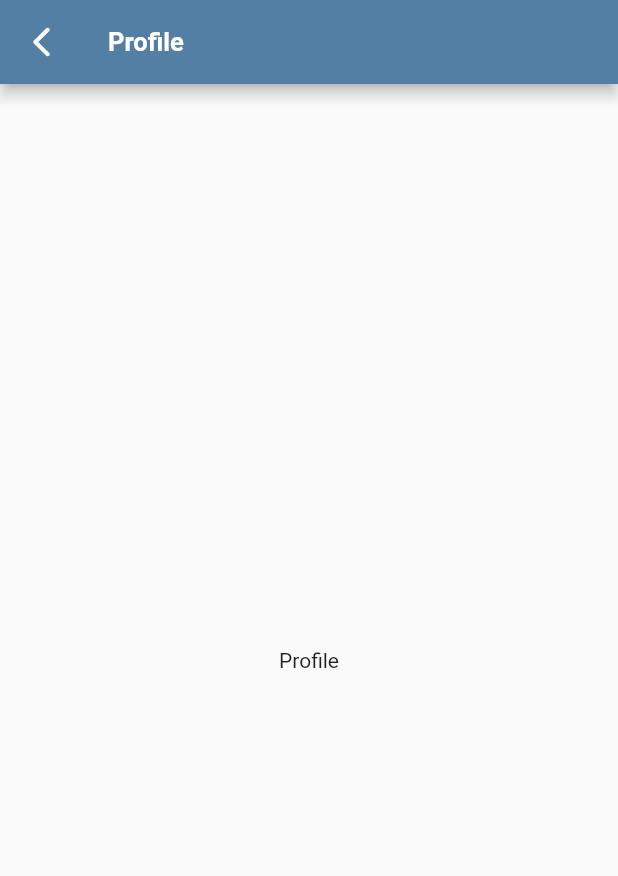
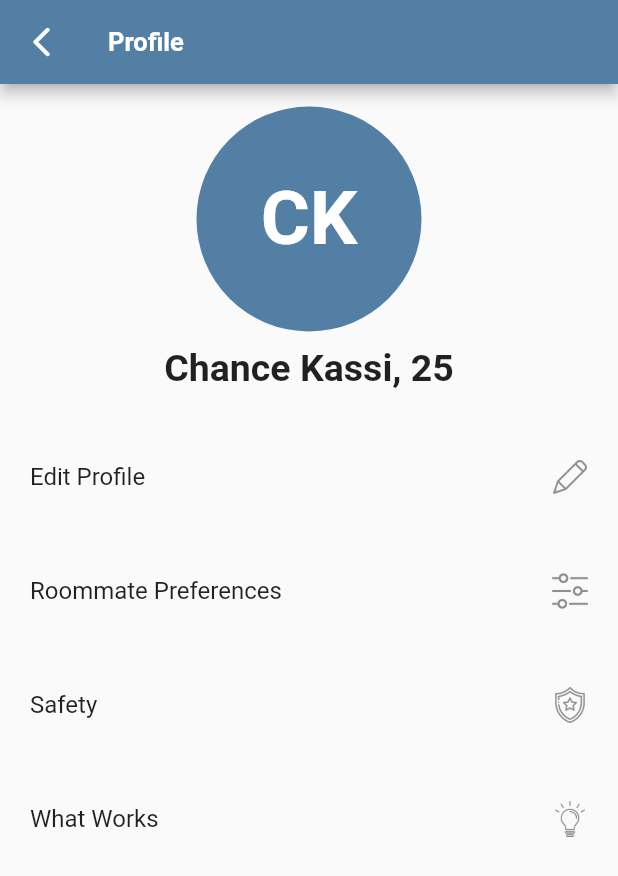
Before and after one commit to armel50/chance_app, a Flutter app: the Profile screen opened directly, on a phone screen of 412 x 824 dp. Shown: the top 876 px of the screen. Run offline on Flutter 3.47's test engine with Material 2 defaults, Android fonts, the phone set to English and light mode, and no system bars; our stand-ins replace google_maps_flutter; missing offline and left inert: flat_icons_flutter; network calls fail; project files that could hold a hidden picture were left out.

Commit message:
set up the initial design of the profile

```diff
--- a/lib/app.dart
+++ b/lib/app.dart
@@ -40,7 +40,9 @@ class _AppState extends State<App> {
         items: const <BottomNavigationBarItem>[
           BottomNavigationBarItem(
             // Matches tab
-            icon: Icon(Icons.people_outline),
+            icon:  ImageIcon(
+            AssetImage('assets/images/people.png')
+           ),
             label: 'Roomies',
             backgroundColor: Colors.white,
           ),
@@ -54,7 +56,9 @@ class _AppState extends State<App> {
           ),
           BottomNavigationBarItem(
             // More tab
-            icon: Icon(Icons.more_horiz_outlined),
+            icon: ImageIcon(
+            AssetImage('assets/images/more.png')
+           ),
             label: 'More',
             backgroundColor: Colors.white,
           ),
--- a/lib/views/roommates/roommates.dart
+++ b/lib/views/roommates/roommates.dart
@@ -365,7 +365,7 @@ class _RoommateState extends State<Roommate> {
                 padding: const EdgeInsets.all(15),
                 backgroundColor: Colors.green,
               ),
-              child: const Text('AH'),
+              child: const Text('CK'),
               onPressed: () {
                 Navigator.push(
                   context,
--- a/lib/views/user/profile.dart
+++ b/lib/views/user/profile.dart
@@ -1,3 +1,4 @@
+import 'package:chance_app/constants.dart';
 import 'package:flutter/material.dart';
 
 class Profile extends StatefulWidget {
@@ -12,11 +13,9 @@ class _ProfileState extends State<Profile> {
   Widget build(BuildContext context) {
     return Scaffold(
       appBar: AppBar(
-
         title: Text(
           'Profile',
-          style: TextStyle(
-             fontWeight: FontWeight.bold, fontSize: 17),
+          style: TextStyle(fontWeight: FontWeight.bold, fontSize: 17),
         ),
         leading: GestureDetector(
           onTap: () {
@@ -24,11 +23,68 @@ class _ProfileState extends State<Profile> {
           },
           child: Icon(
             Icons.arrow_back_ios_rounded,
-
           ),
         ),
       ),
-      body: Center(child: Text('Profile')),
+      body: Container(
+          padding: EdgeInsets.only(left: defaultPadding, right: defaultPadding),
+          margin: EdgeInsets.only(bottom: defaultMargin*3),
+          child: SingleChildScrollView(
+        child: Column(children: [
+          SizedBox(
+            height: defaultMargin * 1.5,
+          ),
+          Align(
+            child: Container(
+              height: 150,
+              width: 150,
+              child: CircleAvatar(
+                backgroundColor: primaryColor,
+                child: Text('CK',
+                style: TextStyle(fontSize: defaultTitleFontSize*2, fontWeight: FontWeight.bold, color: AppBarTextColor),)
+              ),
+            ),
+          ),
+            SizedBox(
+            height: defaultMargin ,
+          ),
+            Text('Chance Kassi, 25',
+            style:  TextStyle(fontSize: defaultTitleFontSize, fontWeight: FontWeight.bold),),
+           SizedBox(
+            height: defaultMargin * 2,
+          ),
+            ListTile(
+              contentPadding: EdgeInsets.all(defaultPadding),
+              title: Text('Edit Profile'),
+              trailing:  ImageIcon(
+            AssetImage('assets/images/pen.png')
+           ),
+            ),
+
+             ListTile(
+              contentPadding: EdgeInsets.all(defaultPadding),
+              title: Text('Roommate Preferences'),
+              trailing:   ImageIcon(
+            AssetImage('assets/images/setting-lines.png')
+           ),
+            ),
+                ListTile(
+              contentPadding: EdgeInsets.all(defaultPadding),
+              title: Text('Safety'),
+              trailing:   ImageIcon(
+            AssetImage('assets/images/shield.png')
+           ),
+            ),
+                ListTile(
+              contentPadding: EdgeInsets.all(defaultPadding),
+              title: Text('What Works'),
+              trailing:   ImageIcon(
+            AssetImage('assets/images/lightbulb.png')
+           ),
+            ),
+
+        ]),
+      )),
     );
   }
 }
```
Also changed, not shown: assets/images/more.png (added), assets/images/pen.png (added), assets/images/people.png (added), assets/images/setting-lines.png (added), assets/images/settings.png (added), assets/images/shield.png (added), assets/images/user.png (added).
